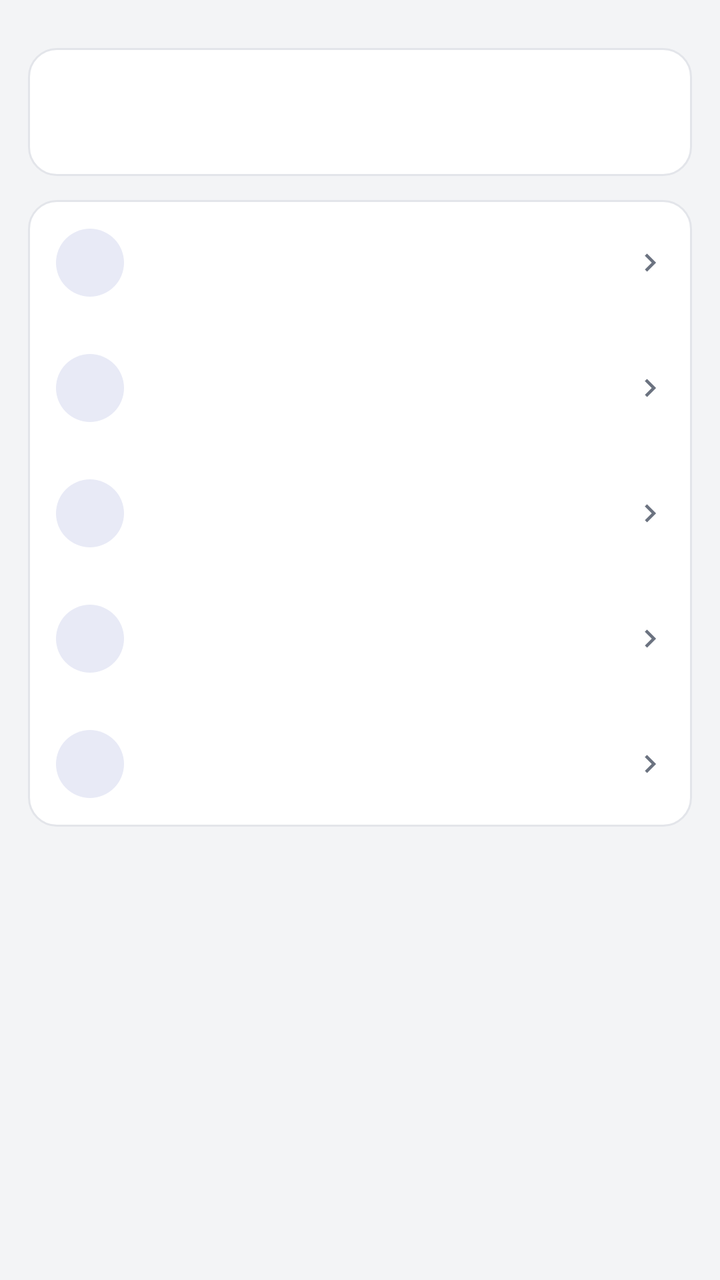
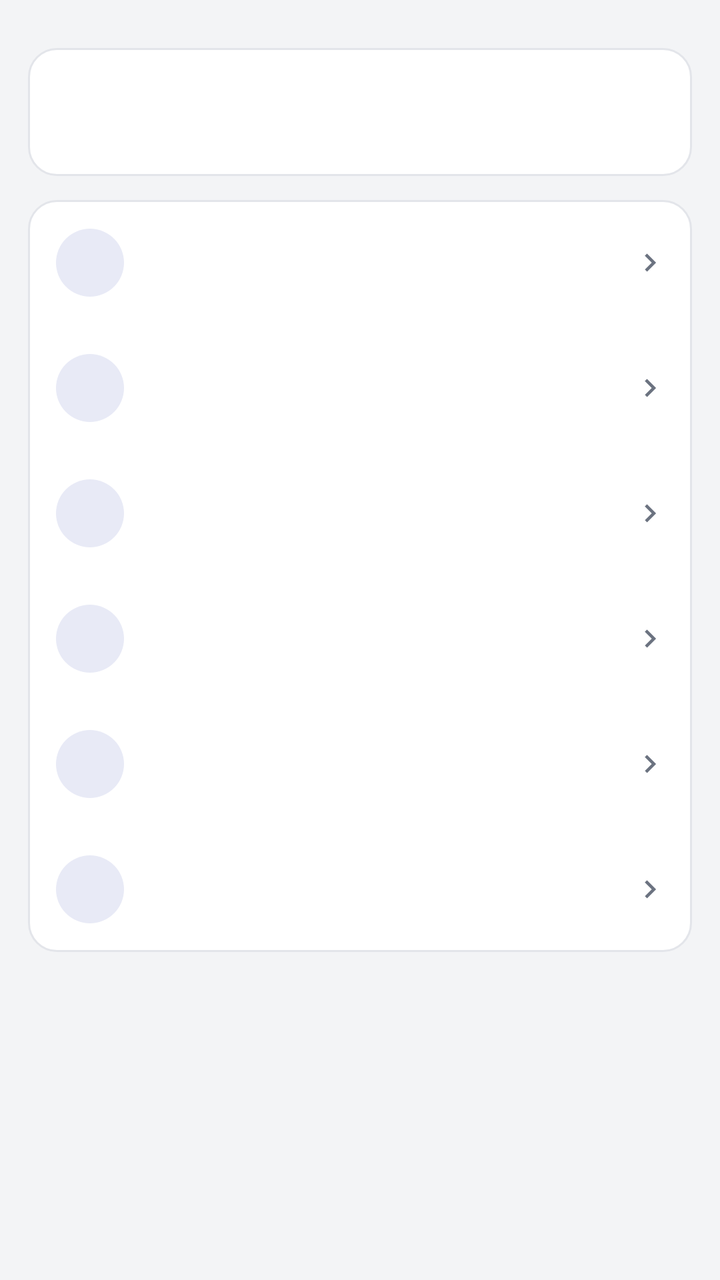

Before-and-after screenshots of an Android layout around one commit, followed by the original layout XML and the change that was made.
<!-- AndroidManifest.xml: activity theme AppTheme -->
<!-- res/layout/activity_slot.xml -->
<?xml version="1.0" encoding="utf-8"?>
<LinearLayout xmlns:android="http://schemas.android.com/apk/res/android"
    android:id="@+id/root"
    android:layout_width="match_parent"
    android:layout_height="match_parent"
    android:orientation="vertical"
    android:background="@color/bg">

    
    <ScrollView
        android:layout_width="match_parent"
        android:layout_height="0dp"
        android:layout_weight="1">

        <LinearLayout
            android:layout_width="match_parent"
            android:layout_height="wrap_content"
            android:orientation="vertical"
            android:paddingTop="12dp"
            android:paddingBottom="16dp">

            
            <LinearLayout
                android:layout_width="match_parent"
                android:layout_height="wrap_content"
                android:layout_marginStart="14dp"
                android:layout_marginEnd="14dp"
                android:layout_marginTop="12dp"
                android:orientation="vertical"
                android:background="@drawable/card_bg"
                android:paddingStart="16dp"
                android:paddingEnd="16dp"
                android:paddingTop="12dp"
                android:paddingBottom="12dp">

                <TextView
                    android:id="@+id/slot_info"
                    android:layout_width="match_parent"
                    android:layout_height="wrap_content"
                    android:lineSpacingExtra="3dp"
                    android:textColor="@color/fg"
                    android:textSize="13sp" />

                <TextView
                    android:id="@+id/slot_paths"
                    android:layout_width="match_parent"
                    android:layout_height="wrap_content"
                    android:layout_marginTop="6dp"
                    android:lineSpacingExtra="3dp"
                    android:textColor="@color/fg_muted"
                    android:textSize="12sp" />
            </LinearLayout>

            
            <LinearLayout
                android:layout_width="match_parent"
                android:layout_height="wrap_content"
                android:layout_marginStart="14dp"
                android:layout_marginEnd="14dp"
                android:layout_marginTop="12dp"
                android:orientation="vertical"
                android:background="@drawable/card_bg">

                <include
                    android:id="@+id/row_slot_mods"
                    layout="@layout/row_action"
                    android:layout_width="match_parent"
                    android:layout_height="wrap_content" />

                <include
                    android:id="@+id/row_slot_saves"
                    layout="@layout/row_action"
                    android:layout_width="match_parent"
                    android:layout_height="wrap_content" />

                <include
                    android:id="@+id/row_slot_maps"
                    layout="@layout/row_action"
                    android:layout_width="match_parent"
                    android:layout_height="wrap_content" />

                <include
                    android:id="@+id/row_slot_ops"
                    layout="@layout/row_action"
                    android:layout_width="match_parent"
                    android:layout_height="wrap_content" />

                <include
                    android:id="@+id/row_slot_export"
                    layout="@layout/row_action"
                    android:layout_width="match_parent"
                    android:layout_height="wrap_content" />
            </LinearLayout>
        </LinearLayout>
    </ScrollView>
</LinearLayout>
<!-- res/layout/row_action.xml (included above) -->
<?xml version="1.0" encoding="utf-8"?>
<LinearLayout xmlns:android="http://schemas.android.com/apk/res/android"
    android:layout_width="match_parent"
    android:layout_height="wrap_content"
    android:orientation="horizontal"
    android:gravity="center_vertical"
    android:background="?android:attr/selectableItemBackground"
    android:clickable="true"
    android:focusable="false"
    android:paddingStart="14dp"
    android:paddingEnd="12dp"
    android:paddingTop="12dp"
    android:paddingBottom="12dp">

    <FrameLayout
        android:layout_width="@dimen/row_icon_box"
        android:layout_height="@dimen/row_icon_box"
        android:background="@drawable/icon_circle">

        <ImageView
            android:id="@+id/act_icon"
            android:layout_width="@dimen/row_icon"
            android:layout_height="@dimen/row_icon"
            android:layout_gravity="center"
            android:tint="@color/accent" />
    </FrameLayout>

    <LinearLayout
        android:layout_width="0dp"
        android:layout_height="wrap_content"
        android:layout_weight="1"
        android:layout_marginStart="14dp"
        android:orientation="vertical">

        <TextView
            android:id="@+id/act_title"
            android:layout_width="match_parent"
            android:layout_height="wrap_content"
            android:singleLine="true"
            android:ellipsize="end"
            android:textSize="15sp"
            android:textColor="@color/fg" />

        <TextView
            android:id="@+id/act_sub"
            android:layout_width="match_parent"
            android:layout_height="wrap_content"
            android:paddingTop="2dp"
            android:textSize="12sp"
            android:textColor="@color/fg_muted" />
    </LinearLayout>

    <ImageView
        android:layout_width="@dimen/row_chevron"
        android:layout_height="@dimen/row_chevron"
        android:layout_marginStart="8dp"
        android:src="@drawable/ic_chevron"
        android:tint="@color/fg_muted" />
</LinearLayout>
<!-- resources referenced by this layout -->
<resources>
  <color name="accent">#FF3F51B5</color>
  <color name="bg">#FFF3F4F6</color>
  <color name="fg">#FF1A1C1E</color>
  <color name="fg_muted">#FF6B7280</color>
  <dimen name="row_chevron">18dp</dimen>
  <dimen name="row_icon">22dp</dimen>
  <dimen name="row_icon_box">34dp</dimen>
  <!-- drawable card_bg (drawable) -->
  <?xml version="1.0" encoding="utf-8"?>
  <shape xmlns:android="http://schemas.android.com/apk/res/android"
      android:shape="rectangle">
      <solid android:color="@color/card" />
      <corners android:radius="14dp" />
      <stroke android:width="1dp" android:color="@color/card_stroke" />
  </shape>
  <!-- drawable ic_chevron (drawable) -->
  <?xml version="1.0" encoding="utf-8"?>
  <vector xmlns:android="http://schemas.android.com/apk/res/android"
      android:width="24dp"
      android:height="24dp"
      android:viewportWidth="24"
      android:viewportHeight="24">
      <path
          android:fillColor="@color/icon_tint"
          android:pathData="M10,6L8.59,7.41 13.17,12l-4.58,4.59L10,18l6,-6z" />
  </vector>
  <!-- drawable icon_circle (drawable) -->
  <?xml version="1.0" encoding="utf-8"?>
  <shape xmlns:android="http://schemas.android.com/apk/res/android"
      android:shape="oval">
      <solid android:color="@color/accent_soft" />
  </shape>
  <style name="AppTheme" parent="android:Theme.Material.Light">
          <item name="android:windowBackground">@color/bg</item>
          <item name="android:textColorPrimary">@color/fg</item>
          <item name="android:textColorSecondary">@color/fg_muted</item>
          <item name="android:colorAccent">@color/accent</item>
  
          
          <item name="android:colorPrimary">@color/appbar</item>
          <item name="android:colorPrimaryDark">@color/statusbar</item>
          <item name="android:statusBarColor">@color/statusbar</item>
          <item name="android:windowLightStatusBar">false</item>
          <item name="android:actionBarStyle">@style/AppBarStyle</item>
  
          
          <item name="android:alertDialogTheme">@style/AppDialogTheme</item>
      </style>
  <color name="card">#FFFFFFFF</color>
  <color name="card_stroke">#FFE3E5EA</color>
  <color name="icon_tint">#FF5F6368</color>
  <color name="accent_soft">#FFE8EAF6</color>
  <color name="appbar">#FF3F51B5</color>
  <color name="statusbar">#FF303F9F</color>
  <style name="AppBarStyle" parent="android:Widget.Material.ActionBar.Solid">
          <item name="android:background">@color/appbar</item>
          
          <item name="android:elevation">0dp</item>
          
          <item name="android:contentInsetStart">16dp</item>
          <item name="android:titleTextStyle">@style/AppBarTitle</item>
      </style>
  <style name="AppDialogTheme" parent="android:Theme.Material.Light.Dialog.Alert">
          <item name="android:windowBackground">@drawable/dlg_bg</item>
          <item name="android:colorAccent">@color/accent</item>
          <item name="android:textColorPrimary">@color/fg</item>
          <item name="android:textColorSecondary">@color/fg_muted</item>
          <item name="android:colorControlNormal">@color/fg_muted</item>
      </style>
  <style name="AppBarTitle" parent="android:TextAppearance.Material.Widget.ActionBar.Title">
          <item name="android:textColor">@color/on_appbar</item>
          <item name="android:textSize">20sp</item>
          <item name="android:fontFamily">sans-serif-medium</item>
      </style>
  <!-- drawable dlg_bg (drawable) -->
  <?xml version="1.0" encoding="utf-8"?>
  <inset xmlns:android="http://schemas.android.com/apk/res/android"
      android:inset="16dp">
      <shape android:shape="rectangle">
          <solid android:color="@color/card" />
          <corners android:radius="14dp" />
          <stroke android:width="1dp" android:color="@color/card_stroke" />
      </shape>
  </inset>
  <color name="on_appbar">#FFFFFFFF</color>
</resources>

<!-- the commit's change to res/layout/activity_slot.xml (unified diff, before → after) -->
@@ -79,6 +79,13 @@
                     android:layout_width="match_parent"
                     android:layout_height="wrap_content" />
 
+                
+                <include
+                    android:id="@+id/row_slot_blueprints"
+                    layout="@layout/row_action"
+                    android:layout_width="match_parent"
+                    android:layout_height="wrap_content" />
+
                 <include
                     android:id="@+id/row_slot_ops"
                     layout="@layout/row_action"
